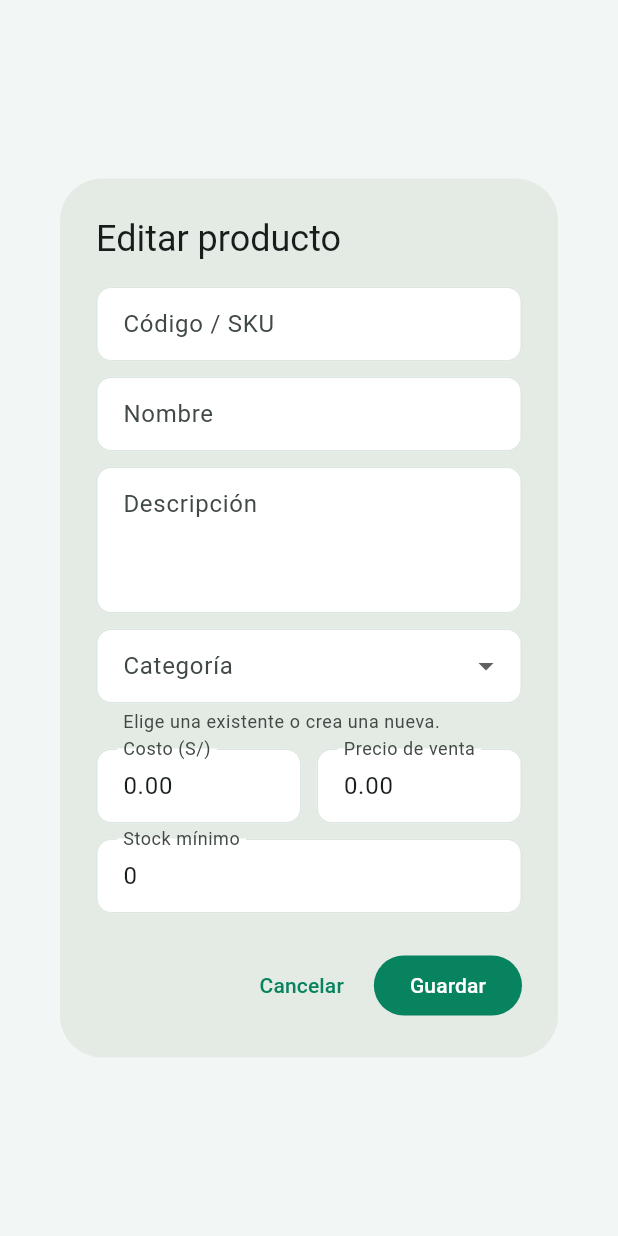
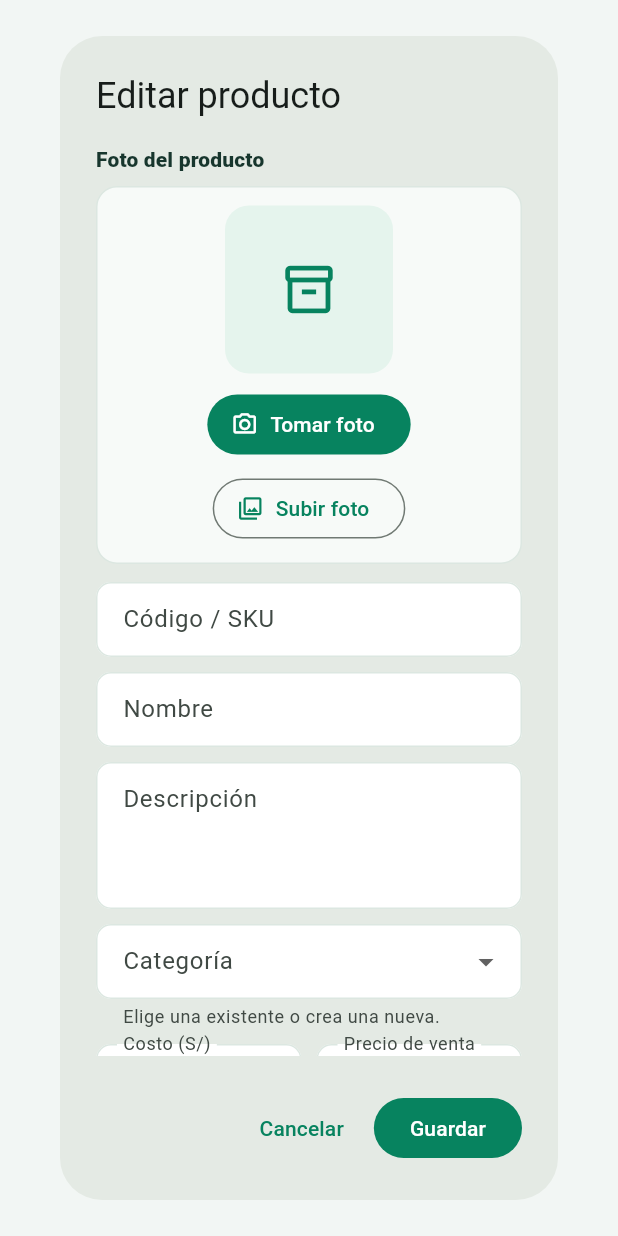
Before and after one commit to ronnypaucar3-maker/importaciones-chato, a Flutter app: the _ProductDialog widget shown alone on an empty page, opened directly with empty values, on a phone screen of 412 x 824 dp. Run offline on Flutter 3.47's test engine with Material 3 defaults, Android fonts, the phone set to English and light mode, and no system bars; our stand-ins replace cloud_firestore, firebase_auth, firebase_core, firebase_storage, flutter_local_notifications, image_picker and 1 more; accounts and stored records are empty.

Commit message:
Add product photos for managers and administrators

```diff
--- a/lib/models/product.dart
+++ b/lib/models/product.dart
@@ -11,6 +11,7 @@ class Product {
     required this.stock,
     required this.minStock,
     required this.active,
+    this.imageUrl,
   });
 
   final String id;
@@ -22,6 +23,7 @@ class Product {
   final int stock;
   final int minStock;
   final bool active;
+  final String? imageUrl;
 
   factory Product.fromSnapshot(
     QueryDocumentSnapshot<Map<String, dynamic>> snapshot,
@@ -37,6 +39,7 @@ class Product {
       stock: _asInt(data['stock']),
       minStock: _asInt(data['minStock']),
       active: data['active'] == true,
+      imageUrl: data['imageUrl'] as String?,
     );
   }
 
--- a/lib/operations_page.dart
+++ b/lib/operations_page.dart
@@ -4,6 +4,7 @@ import 'package:cloud_firestore/cloud_firestore.dart';
 import 'package:firebase_auth/firebase_auth.dart';
 import 'package:flutter/material.dart';
 import 'package:flutter/services.dart';
+import 'package:image_picker/image_picker.dart';
 
 import 'dart:math' as math;
 
@@ -2123,6 +2124,10 @@ class _ProductsPageState extends State<_ProductsPage> {
         price: input.price,
         minStock: input.minStock,
         initialStock: input.initialStock,
+        imageUrl: input.removeImage ? null : product?.imageUrl,
+        imageBytes: input.imageBytes,
+        imageFileName: input.imageFileName,
+        removeImage: input.removeImage,
       );
       if (mounted) _showMessage('Producto guardado.');
     } on FirebaseException catch (error) {
@@ -2166,14 +2171,31 @@ class _ProductTile extends StatelessWidget {
   @override
   Widget build(BuildContext context) {
     return ListTile(
-      leading: CircleAvatar(
-        backgroundColor: const Color(0xFFE5F4ED),
-        child: Icon(
-          product.isLowStock
-              ? Icons.warning_amber_outlined
-              : Icons.inventory_2_outlined,
-          color: product.isLowStock ? const Color(0xFF88620B) : _green,
-        ),
+      leading: Container(
+        width: 48,
+        height: 48,
+        clipBehavior: Clip.antiAlias,
+        decoration: BoxDecoration(
+          color: const Color(0xFFE5F4ED),
+          borderRadius: BorderRadius.circular(12),
+        ),
+        child: product.imageUrl?.isNotEmpty == true
+            ? Image.network(
+                product.imageUrl!,
+                fit: BoxFit.cover,
+                errorBuilder: (_, _, _) => Icon(
+                  product.isLowStock
+                      ? Icons.warning_amber_outlined
+                      : Icons.inventory_2_outlined,
+                  color: product.isLowStock ? const Color(0xFF88620B) : _green,
+                ),
+              )
+            : Icon(
+                product.isLowStock
+                    ? Icons.warning_amber_outlined
+                    : Icons.inventory_2_outlined,
+                color: product.isLowStock ? const Color(0xFF88620B) : _green,
+              ),
       ),
       title: Text(product.name),
       subtitle: Text(
@@ -2232,6 +2254,11 @@ class _ProductDialog extends StatefulWidget {
 
 class _ProductDialogState extends State<_ProductDialog> {
   final _formKey = GlobalKey<FormState>();
+  final _imagePicker = ImagePicker();
+  Uint8List? _selectedImageBytes;
+  String _selectedImageName = 'producto.jpg';
+  bool _selectingImage = false;
+  bool _removeSelectedImage = false;
   late final _sku = TextEditingController(text: widget.product?.sku ?? '');
   late final _name = TextEditingController(text: widget.product?.name ?? '');
   late final _description = TextEditingController(
@@ -2267,6 +2294,29 @@ class _ProductDialogState extends State<_ProductDialog> {
     if (mounted) setState(() {});
   }
 
+  Future<void> _pickImage(ImageSource source) async {
+    if (_selectingImage) return;
+    setState(() => _selectingImage = true);
+    try {
+      final file = await _imagePicker.pickImage(
+        source: source,
+        imageQuality: 85,
+        maxWidth: 1200,
+        maxHeight: 1200,
+      );
+      if (file == null) return;
+      final bytes = await file.readAsBytes();
+      if (!mounted) return;
+      setState(() {
+        _selectedImageBytes = bytes;
+        _selectedImageName = file.name;
+        _removeSelectedImage = false;
+      });
+    } finally {
+      if (mounted) setState(() => _selectingImage = false);
+    }
+  }
+
   @override
   void dispose() {
     _costFocus.removeListener(_onNumericFieldFocusChanged);
@@ -2325,6 +2375,9 @@ class _ProductDialogState extends State<_ProductDialog> {
         initialStock: widget.product == null
             ? int.tryParse(_initialStock.text.trim()) ?? 0
             : 0,
+        imageBytes: _selectedImageBytes,
+        imageFileName: _selectedImageName,
+        removeImage: _removeSelectedImage,
       ),
     );
   }
@@ -2348,6 +2401,91 @@ class _ProductDialogState extends State<_ProductDialog> {
             child: Column(
               mainAxisSize: MainAxisSize.min,
               children: [
+                Align(
+                  alignment: Alignment.centerLeft,
+                  child: Text(
+                    'Foto del producto',
+                    style: Theme.of(context).textTheme.titleSmall
+                        ?.copyWith(color: _ink, fontWeight: FontWeight.w800),
+                  ),
+                ),
+                const SizedBox(height: 8),
+                Container(
+                  width: double.infinity,
+                  padding: const EdgeInsets.all(12),
+                  decoration: BoxDecoration(
+                    color: const Color(0xFFF7FAF8),
+                    borderRadius: BorderRadius.circular(14),
+                    border: Border.all(color: const Color(0xFFDCE7E1)),
+                  ),
+                  child: Column(
+                    children: [
+                      Container(
+                        width: 112,
+                        height: 112,
+                        clipBehavior: Clip.antiAlias,
+                        decoration: BoxDecoration(
+                          color: const Color(0xFFE5F4ED),
+                          borderRadius: BorderRadius.circular(16),
+                        ),
+                        child: _selectedImageBytes != null
+                            ? Image.memory(
+                                _selectedImageBytes!,
+                                fit: BoxFit.cover,
+                              )
+                            : !_removeSelectedImage &&
+                                  widget.product?.imageUrl?.isNotEmpty == true
+                            ? Image.network(
+                                widget.product!.imageUrl!,
+                                fit: BoxFit.cover,
+                                errorBuilder: (_, _, _) => const Icon(
+                                  Icons.inventory_2_outlined,
+                                  size: 38,
+                                  color: _green,
+                                ),
+                              )
+                            : const Icon(
+                                Icons.inventory_2_outlined,
+                                size: 38,
+                                color: _green,
+                              ),
+                      ),
+                      const SizedBox(height: 10),
+                      Wrap(
+                        spacing: 8,
+                        runSpacing: 8,
+                        alignment: WrapAlignment.center,
+                        children: [
+                          FilledButton.icon(
+                            onPressed: _selectingImage
+                                ? null
+                                : () => _pickImage(ImageSource.camera),
+                            icon: const Icon(Icons.photo_camera_outlined),
+                            label: const Text('Tomar foto'),
+                          ),
+                          OutlinedButton.icon(
+                            onPressed: _selectingImage
+                                ? null
+                                : () => _pickImage(ImageSource.gallery),
+                            icon: const Icon(Icons.photo_library_outlined),
+                            label: const Text('Subir foto'),
+                          ),
+                          if (_selectedImageBytes != null ||
+                              widget.product?.imageUrl?.isNotEmpty == true)
+                            IconButton(
+                              tooltip: 'Quitar foto',
+                              onPressed: () => setState(() {
+                                _selectedImageBytes = null;
+                                _removeSelectedImage = true;
+                              }),
+                              icon: const Icon(Icons.delete_outline),
+                            ),
+                        ],
+                      ),
+                    ],
+                  ),
+                ),
+                const SizedBox(height: 12),
                 TextFormField(
                   controller: _sku,
                   keyboardType: TextInputType.number,
@@ -2509,6 +2647,9 @@ class _ProductInput {
     required this.price,
     required this.minStock,
     required this.initialStock,
+    this.imageBytes,
+    this.imageFileName = 'producto.jpg',
+    this.removeImage = false,
   });
 
   final String sku;
@@ -2519,6 +2660,9 @@ class _ProductInput {
   final double price;
   final int minStock;
   final int initialStock;
+  final Uint8List? imageBytes;
+  final String imageFileName;
+  final bool removeImage;
 }
 
 class _InventoryPage extends StatefulWidget {
--- a/pubspec.yaml
+++ b/pubspec.yaml
@@ -37,6 +37,8 @@ dependencies:
   firebase_core: ^5.1.0
   firebase_auth: ^7.0.1
   cloud_firestore: ^7.1.0
+  firebase_storage: ^14.1.0
+  image_picker: ^1.1.2
   shared_preferences: ^2.5.6
   firebase_messaging: ^17.0.1
   flutter_local_notifications: 20.0.0
```
Also changed, not shown: lib/services/inventory_service.dart (+26 -0 lines), pubspec.lock, 7 other files.
